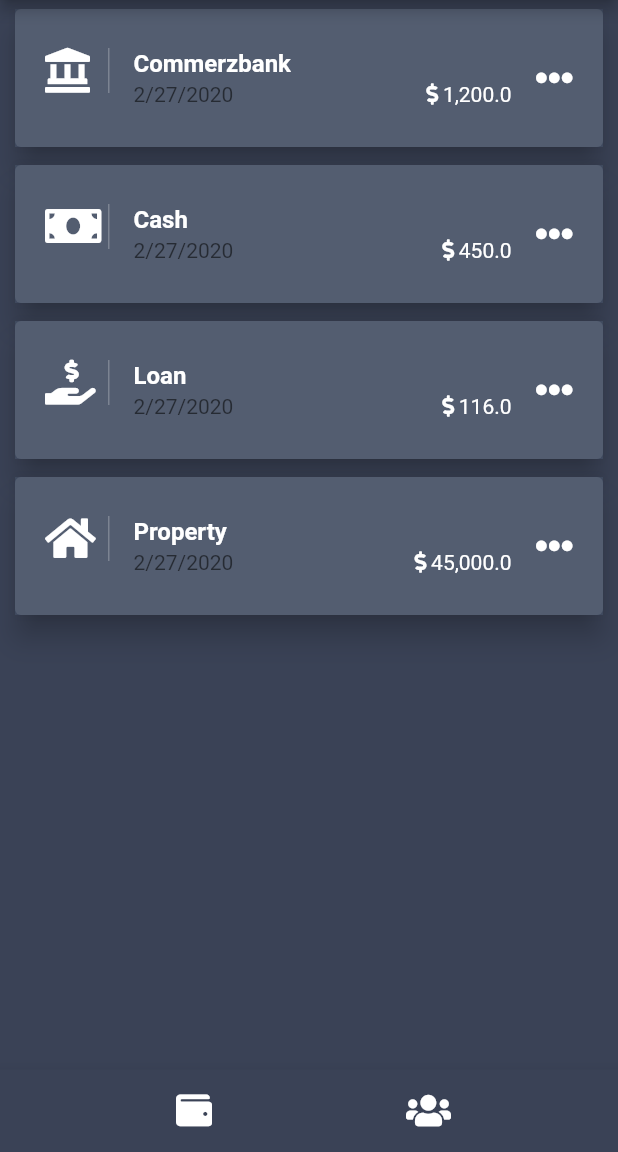
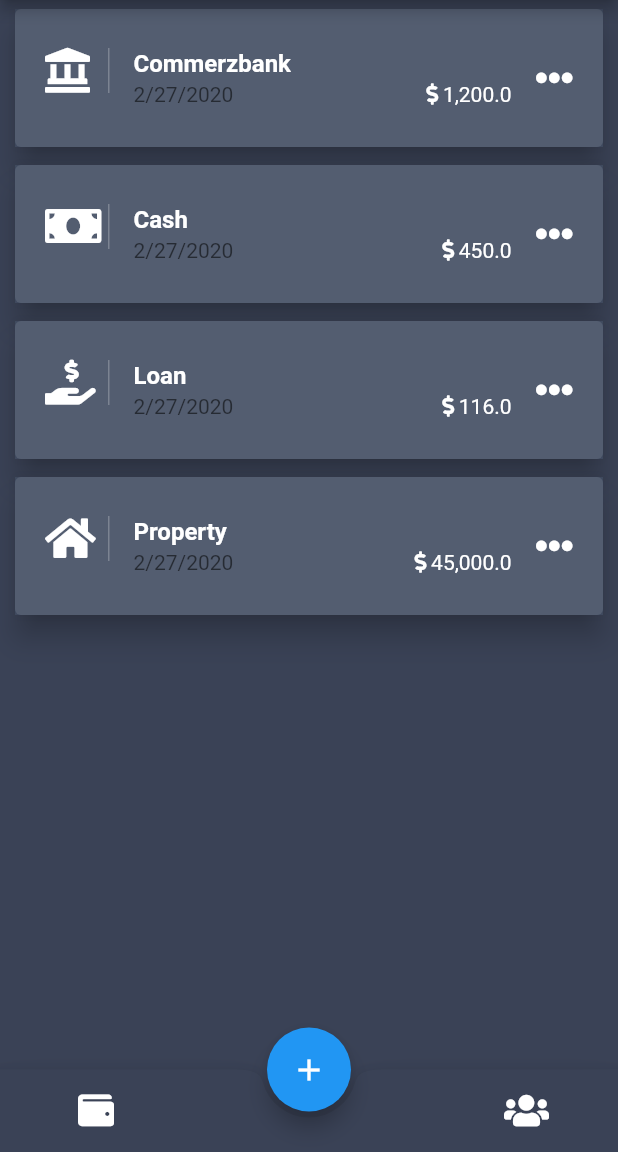
Before and after one commit to companyofdev/clan-wealth, a Flutter app: the screen it shows after launch, on a phone screen of 412 x 824 dp, the part 84-1236 px from its top. Run offline on Flutter 3.47's test engine with Material 2 defaults, Android fonts, the light colour scheme and no system bars; our stand-ins replace font_awesome_flutter.

Commit message:
Add Insert button to WealthScreen

```diff
--- a/lib/components/cw_bottom_navigation_bar.dart
+++ b/lib/components/cw_bottom_navigation_bar.dart
@@ -15,8 +15,12 @@
       height: 55.0,
       child: BottomAppBar(
         color: kColor,
+        shape: CircularNotchedRectangle(),
+        notchMargin: 4.0,
+        child: Padding(
+          padding: const EdgeInsets.symmetric(horizontal: 40.0),
           child: Row(
-          mainAxisAlignment: MainAxisAlignment.spaceEvenly,
+            mainAxisAlignment: MainAxisAlignment.spaceBetween,
             children: [
               IconButton(
                 icon: Icon(FontAwesomeIcons.wallet, color: Colors.white),
@@ -29,6 +33,7 @@
             ],
           ),
         ),
+      ),
     );
   }
 }
--- a/lib/main_page.dart
+++ b/lib/main_page.dart
@@ -25,6 +25,11 @@
         ],
       ),
       body: WealthScreen(),
+      floatingActionButtonLocation: FloatingActionButtonLocation.centerDocked,
+      floatingActionButton: FloatingActionButton(
+        child: const Icon(Icons.add),
+        onPressed: () {},
+      ),
       bottomNavigationBar: CwBottomNavigationBar(),
     );
   }
```
Also changed, not shown: lib/screens/wealth_details.dart (+5 -8 lines), 1 other file. Lines whose indentation alone changed are shown as unchanged.
